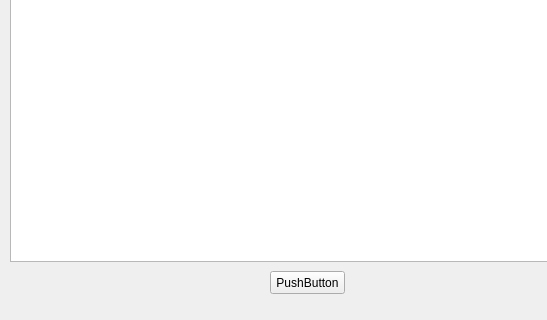
Above: ui/syslog.ui from zhichaoGuo/htek_DR_tool before the change; both pictures show x 0 to 547 and y 129 to 449 of the 750 by 449 pixel window. Below: the same form after it.
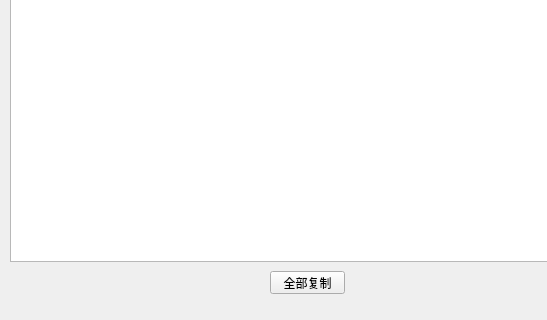
That is the form after the change.

```diff
--- a/ui/syslog.ui
+++ b/ui/syslog.ui
@@ -47,7 +47,7 @@
      </rect>
     </property>
     <property name="text">
-     <string>PushButton</string>
+     <string>全部复制</string>
     </property>
    </widget>
   </widget>
```
Left out of the diff: 2 changed lines with no effect on the pictures.
